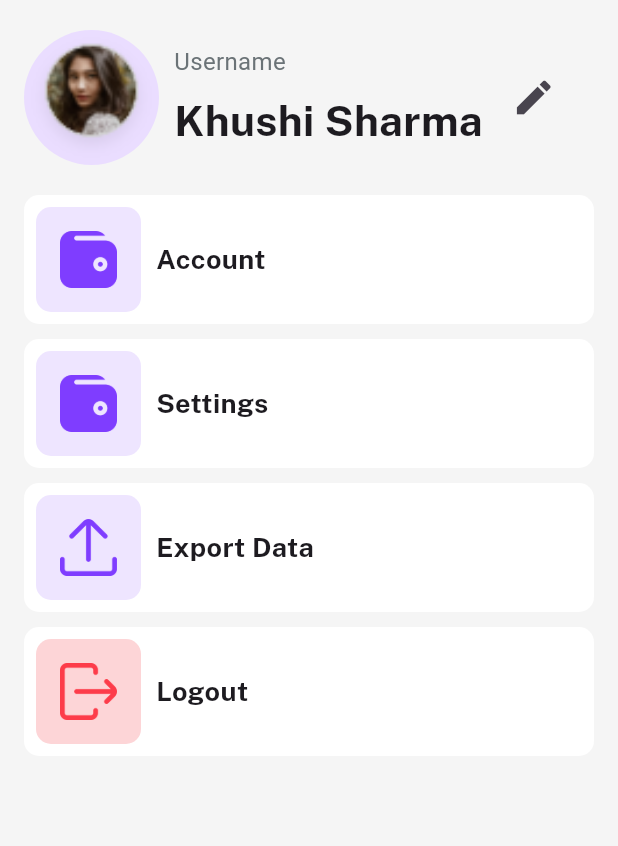
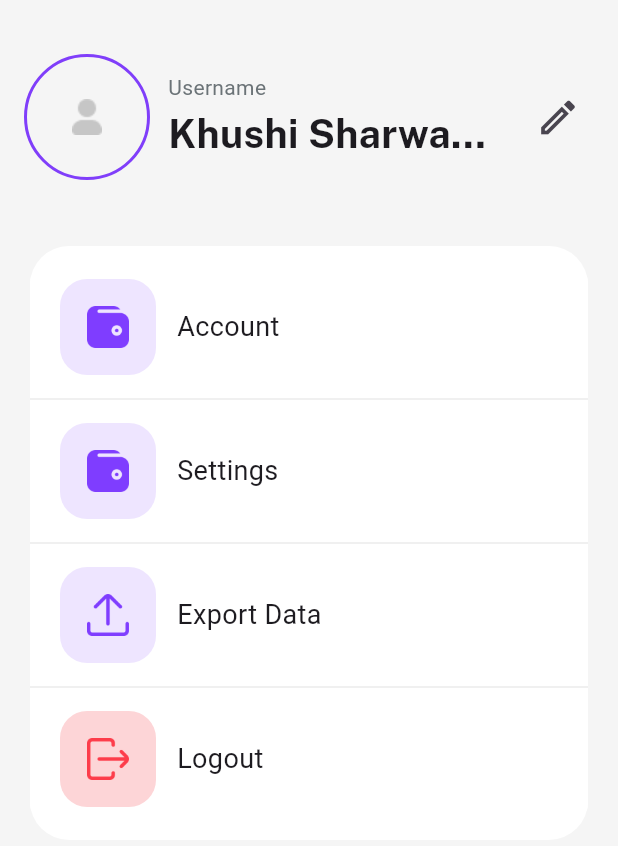
Before and after one commit to SanchitDang/CipherSchools-Flutter-Assignment, a Flutter app: the ProfileScreen screen opened directly, on a phone screen of 412 x 824 dp. Shown: the top 846 px of the screen. Run offline on Flutter 3.47's test engine with Material 3 defaults, Android fonts, the phone set to English and light mode, and no system bars; our stand-ins replace cloud_firestore, firebase_auth, firebase_core, get, shared_preferences; accounts and stored records are empty.

Commit message:
Profile UI enhanced

```diff
--- a/lib/common widgets/profile_button.dart
+++ b/lib/common widgets/profile_button.dart
@@ -9,30 +9,29 @@ Widget profileButton(Color? icColor, String? title, String? img) {
     decoration: const BoxDecoration(
         color: whiteColor, borderRadius: BorderRadius.all(Radius.circular(10))),
     child: Padding(
-      padding: const EdgeInsets.all(8.0),
+      padding: const EdgeInsets.fromLTRB(20, 8, 8, 8),
       child: Row(
         children: [
           Container(
+            height: 64,
+            width: 64,
+            padding: const EdgeInsets.all(18),
             decoration: BoxDecoration(
-                // color: Color(0xffEEE5FF),
                 color: icColor!,
-                borderRadius: const BorderRadius.all(Radius.circular(10))),
-            height: 70,
-            width: 70,
-            child: Padding(
-              padding: const EdgeInsets.all(16.0),
-              child: Image.asset(
-                img!,
-                width: 20,
+                borderRadius: const BorderRadius.all(Radius.circular(18))),
+            child: SizedBox(
+              child: Image(
+                image: AssetImage(img!),
+                fit: BoxFit.contain,
               ),
             ),
           ),
           const SizedBox(
-            width: 10,
+            width: 14,
           ),
           Text(
             title!,
-            style: const TextStyle(fontSize: 18, fontFamily: bold),
+            style: const TextStyle(fontSize: 18),
           )
         ],
       ),
--- a/lib/common widgets/transaction_widget.dart
+++ b/lib/common widgets/transaction_widget.dart
@@ -58,7 +58,6 @@ Widget transaction(String entryId, String type, String? img, String? title,
                   : title == 'Travel'
                   ? const Color(0xffF1F1FA)
                   : const Color(0xffFDD5D7),
-
             ),
             child: SizedBox(
               child: Image(
--- a/lib/screens/profile/profile_screen.dart
+++ b/lib/screens/profile/profile_screen.dart
@@ -1,6 +1,7 @@
 import 'package:cipher_schools_flutter_assignment/common%20widgets/profile_button.dart';
 import 'package:cipher_schools_flutter_assignment/consts/colors.dart';
 import 'package:cipher_schools_flutter_assignment/consts/styles.dart';
+import 'package:flutter/cupertino.dart';
 import 'package:flutter/material.dart';
 import 'package:cipher_schools_flutter_assignment/service/AuthService.dart';
 
@@ -16,30 +17,48 @@ class ProfileScreen extends StatelessWidget {
         padding: const EdgeInsets.symmetric(horizontal: 16, vertical: 20),
         child: Column(
           children: [
+            const SizedBox(
+              height: 16,
+            ),
             Row(
               children: [
-                 CircleAvatar(
-                  radius: 45,
-                  child: Image.asset('images/profile_image.png',width: 150,fit: BoxFit.cover,),
+                Container(
+                  decoration: BoxDecoration(
+                    shape: BoxShape.circle,
+                    border: Border.all(
+                      color: const Color(0xff803efa), // Purple color border
+                      width: 2, // Border width
+                    ),
+                  ),
+                  child: CircleAvatar(
+                    radius: 40,
+                    backgroundColor: Colors.transparent,
+                    child: Image.asset(
+                      'images/user.png',
+                    ),
+                  ),
                 ),
                 const SizedBox(
-                  width: 10,
+                  width: 12,
                 ),
-                const Column(
+                const Expanded(
+                  child: Column(
                     crossAxisAlignment: CrossAxisAlignment.start,
                     children: [
                       Text(
                         "Username",
-                      style: TextStyle(color: fontGrey, fontSize: 16),
+                        style: TextStyle(color: fontGrey, fontSize: 14),
                       ),
                       SizedBox(
-                      height: 8,
+                        height: 2,
                       ),
                       Text(
-                      "Khushi Sharma",
-                      style: TextStyle(fontSize: 28, fontFamily: bold),
+                        "Khushi Sharwaefawefawefawefawfema",
+                        style: TextStyle(fontSize: 26, fontFamily: bold),
+                        overflow: TextOverflow.ellipsis,
                       )
                     ],
+                  ),
                 ),
                 const SizedBox(
                   width: 10,
@@ -47,25 +66,50 @@ class ProfileScreen extends StatelessWidget {
                 IconButton(
                     onPressed: () {},
                     icon: const Icon(
-                      Icons.edit,
+                      Icons.mode_edit_outlined,
                       size: 30,
                     ))
               ],
             ),
-            const SizedBox(height: 20,),
-            profileButton(const Color(0xffEEE5FF),"Account","images/Wallet.png"),
-            const SizedBox(height: 10,),
-            profileButton(const Color(0xffEEE5FF),"Settings","images/Wallet.png"),
-            const SizedBox(height: 10,),
-            profileButton(const Color(0xffEEE5FF),"Export Data","images/upload.png"),
-            const SizedBox(height: 10,),
+            const SizedBox(
+              height: 40,
+            ),
+            Card(
+              color: whiteColor,
+              elevation: 0,
+              shape: RoundedRectangleBorder(
+                borderRadius: BorderRadius.circular(
+                    26), // Adjust the border radius as needed
+              ),
+              child: Column(
+                children: [
+                  const SizedBox(
+                    height: 14,
+                  ),
+                  profileButton(
+                      const Color(0xffEEE5FF), "Account", "images/Wallet.png"),
+                  Divider(color: Colors.grey.withOpacity(0.2),),
+                  profileButton(
+                      const Color(0xffEEE5FF), "Settings", "images/Wallet.png"),
+                  Divider(color: Colors.grey.withOpacity(0.2),),
+                  profileButton(const Color(0xffEEE5FF), "Export Data",
+                      "images/upload.png"),
+                  Divider(color: Colors.grey.withOpacity(0.2),),
                   InkWell(
                       onTap: () {
                         AuthService().signOut(context);
                       },
-                child: profileButton(const Color(0xffFDD5D7),"Logout","images/logout.png")),
-            const SizedBox(height: 10,),
-
+                      child: profileButton(const Color(0xffFDD5D7), "Logout",
+                          "images/logout.png")),
+                  const SizedBox(
+                    height: 14,
+                  ),
+                ],
+              ),
+            ),
+            const SizedBox(
+              height: 10,
+            ),
           ],
         ),
       )),
```
Lines whose indentation alone changed are shown as unchanged.
